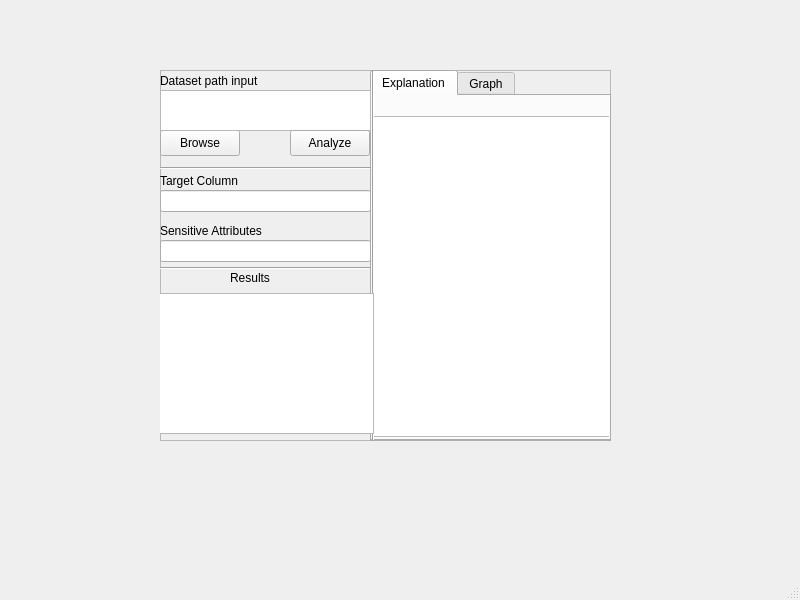
The window that main_window.ui (arnoldddude/Ethical-AI-Analyzer) describes before a commit, drawn with Qt 5.
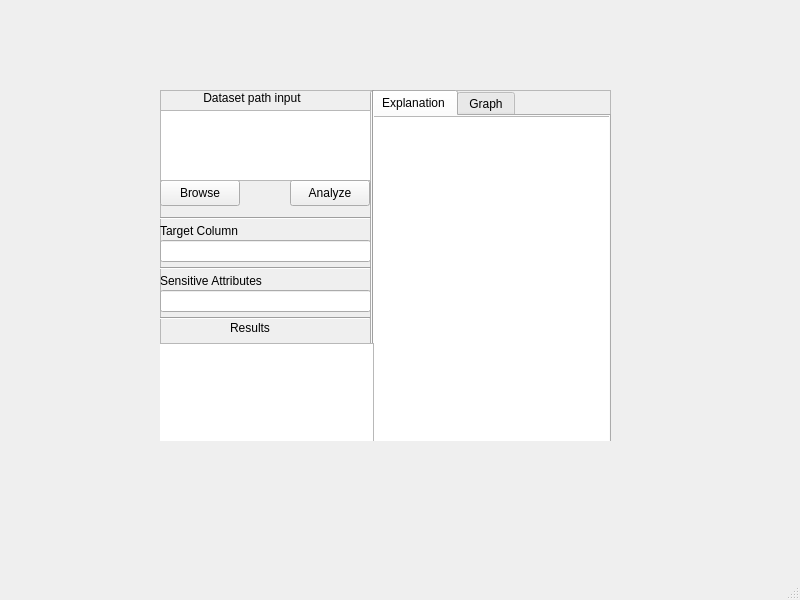
The same window after the commit.

Patch:
```diff
--- a/main_window.ui
+++ b/main_window.ui
@@ -18,9 +18,9 @@
     <property name="geometry">
      <rect>
       <x>160</x>
-      <y>70</y>
+      <y>90</y>
       <width>451</width>
-      <height>371</height>
+      <height>351</height>
      </rect>
     </property>
     <property name="frameShape">
@@ -46,7 +46,7 @@
      <property name="geometry">
       <rect>
        <x>0</x>
-       <y>60</y>
+       <y>90</y>
        <width>80</width>
        <height>26</height>
       </rect>
@@ -61,7 +61,7 @@
        <x>210</x>
        <y>0</y>
        <width>241</width>
-       <height>371</height>
+       <height>381</height>
       </rect>
      </property>
      <property name="currentIndex">
@@ -78,9 +78,9 @@
        <property name="geometry">
         <rect>
          <x>0</x>
-         <y>20</y>
+         <y>0</y>
          <width>241</width>
-         <height>321</height>
+         <height>351</height>
         </rect>
        </property>
       </widget>
@@ -97,7 +97,7 @@
        <x>0</x>
        <y>20</y>
        <width>211</width>
-       <height>41</height>
+       <height>71</height>
       </rect>
      </property>
     </widget>
@@ -107,18 +107,18 @@
        <x>0</x>
        <y>0</y>
        <width>211</width>
-       <height>21</height>
+       <height>16</height>
       </rect>
      </property>
      <property name="text">
-      <string>Dataset path input</string>
+      <string>             Dataset path input</string>
      </property>
     </widget>
     <widget class="Line" name="line_2">
      <property name="geometry">
       <rect>
        <x>0</x>
-       <y>90</y>
+       <y>120</y>
        <width>211</width>
        <height>16</height>
       </rect>
@@ -131,7 +131,7 @@
      <property name="geometry">
       <rect>
        <x>70</x>
-       <y>200</y>
+       <y>230</y>
        <width>58</width>
        <height>16</height>
       </rect>
@@ -144,7 +144,7 @@
      <property name="geometry">
       <rect>
        <x>130</x>
-       <y>60</y>
+       <y>90</y>
        <width>80</width>
        <height>26</height>
       </rect>
@@ -157,9 +157,9 @@
      <property name="geometry">
       <rect>
        <x>-7</x>
-       <y>223</y>
+       <y>253</y>
        <width>221</width>
-       <height>141</height>
+       <height>101</height>
       </rect>
      </property>
     </widget>
@@ -167,7 +167,7 @@
      <property name="geometry">
       <rect>
        <x>0</x>
-       <y>190</y>
+       <y>220</y>
        <width>210</width>
        <height>16</height>
       </rect>
@@ -180,7 +180,7 @@
      <property name="geometry">
       <rect>
        <x>0</x>
-       <y>100</y>
+       <y>130</y>
        <width>211</width>
        <height>21</height>
       </rect>
@@ -193,7 +193,7 @@
      <property name="geometry">
       <rect>
        <x>0</x>
-       <y>120</y>
+       <y>150</y>
        <width>211</width>
        <height>22</height>
       </rect>
@@ -206,7 +206,7 @@
      <property name="geometry">
       <rect>
        <x>0</x>
-       <y>170</y>
+       <y>200</y>
        <width>211</width>
        <height>22</height>
       </rect>
@@ -219,7 +219,7 @@
      <property name="geometry">
       <rect>
        <x>0</x>
-       <y>150</y>
+       <y>180</y>
        <width>211</width>
        <height>21</height>
       </rect>
@@ -228,6 +228,19 @@
       <string>Sensitive Attributes</string>
      </property>
     </widget>
+    <widget class="Line" name="line_4">
+     <property name="geometry">
+      <rect>
+       <x>0</x>
+       <y>170</y>
+       <width>211</width>
+       <height>16</height>
+      </rect>
+     </property>
+     <property name="orientation">
+      <enum>Qt::Horizontal</enum>
+     </property>
+    </widget>
     <zorder>tabWidget</zorder>
     <zorder>line</zorder>
     <zorder>browse_button</zorder>
@@ -242,6 +255,7 @@
     <zorder>targetColumnLineEdit</zorder>
     <zorder>sensitiveAttributesLineEdit</zorder>
     <zorder>dataset_path_label_3</zorder>
+    <zorder>line_4</zorder>
    </widget>
   </widget>
   <widget class="QMenuBar" name="menubar">
```
